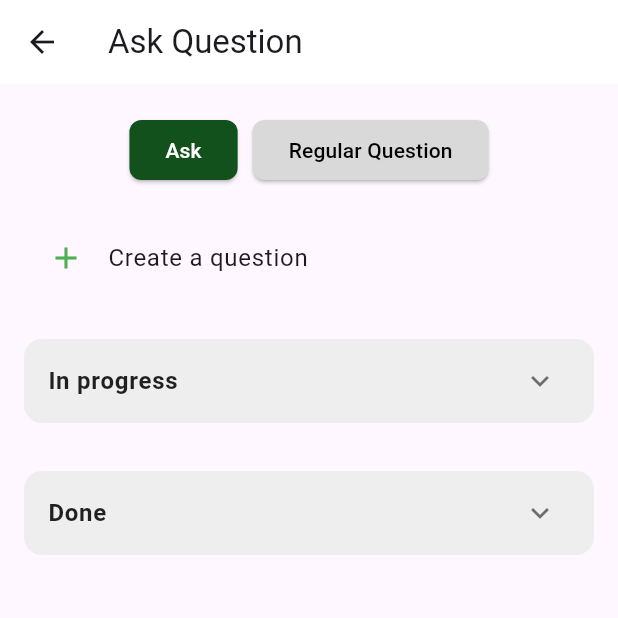
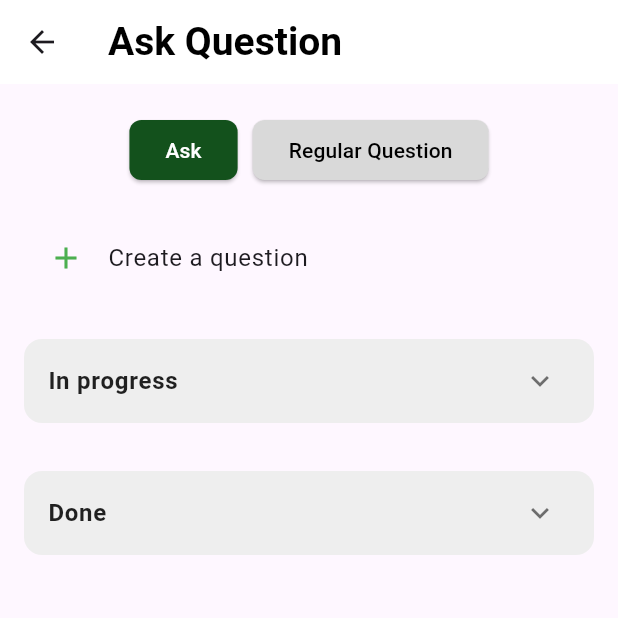
Before and after one commit to wizardap/vnu_student, a Flutter app: the AskScreen screen opened directly, on a phone screen of 412 x 824 dp, the top half of it. Run offline on Flutter 3.47's test engine with Material 3 defaults, Android fonts, the phone set to English and light mode, and no system bars; our stand-ins replace carousel_slider, cloud_firestore, file_picker, firebase_auth, firebase_core, fl_chart and 1 more; accounts and stored records are empty.

Commit message:
+ fix ask screen title

```diff
--- a/lib/features/ask/screens/ask_screen.dart
+++ b/lib/features/ask/screens/ask_screen.dart
@@ -94,7 +94,11 @@ class _AskScreenState extends State<AskScreen> {
   Widget build(BuildContext context) {
     return Scaffold(
       appBar: AppBar(
-        title: const Text('Ask Question'),
+        title: const Text('Ask Question',style: TextStyle(
+            fontSize: 26,
+            fontWeight: FontWeight.bold,
+            color: Colors.black,
+          ),),
         backgroundColor: Colors.white,
         elevation: 0,
       ),
```
